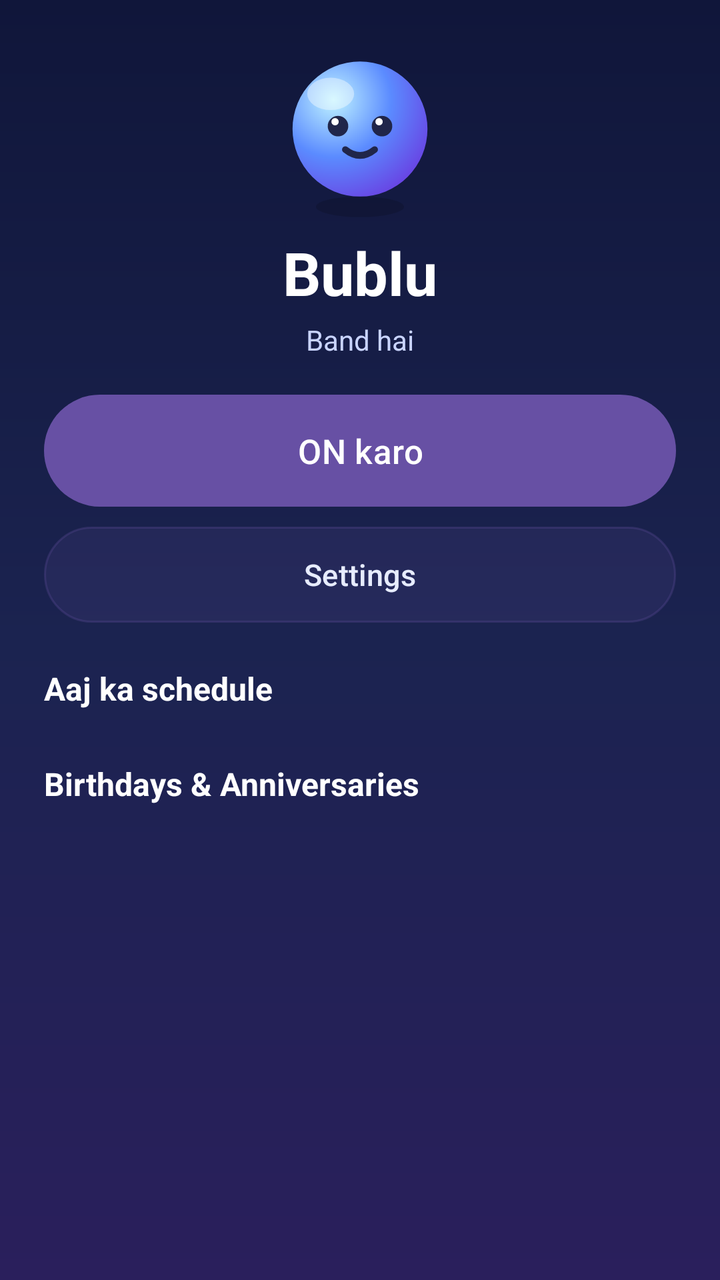
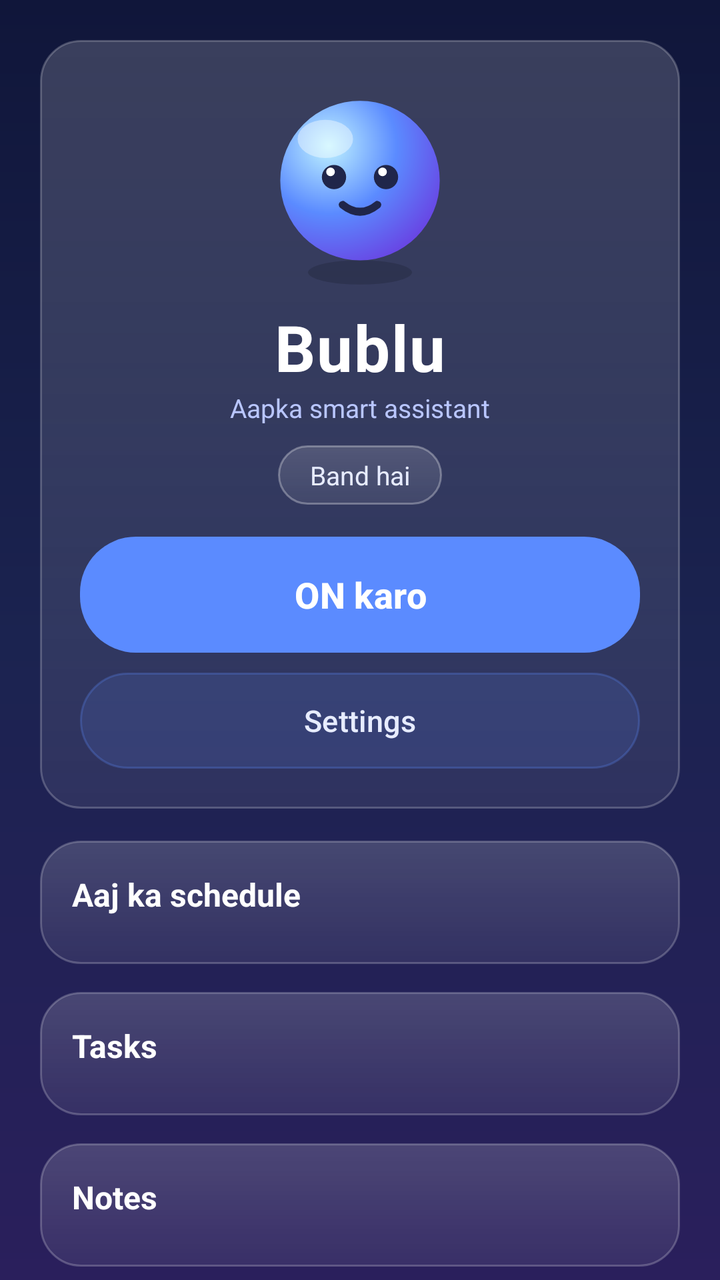

The first picture is an Android layout as it rendered before a commit; the second is the same layout after the commit. The layout source and the unified diff follow.
<!-- AndroidManifest.xml: application theme Theme.Mitra -->
<!-- res/layout/activity_main.xml -->
<?xml version="1.0" encoding="utf-8"?>
<ScrollView xmlns:android="http://schemas.android.com/apk/res/android"
    android:layout_width="match_parent"
    android:layout_height="match_parent"
    android:background="@drawable/bg_gradient"
    android:fillViewport="true">

    <LinearLayout
        android:layout_width="match_parent"
        android:layout_height="wrap_content"
        android:orientation="vertical"
        android:gravity="center_horizontal"
        android:padding="22dp">

        <ImageView
            android:layout_width="88dp"
            android:layout_height="88dp"
            android:src="@drawable/char_idle"
            android:contentDescription="Bublu" />

        <TextView
            android:layout_width="wrap_content"
            android:layout_height="wrap_content"
            android:layout_marginTop="6dp"
            android:text="Bublu"
            android:textColor="#FFFFFF"
            android:textStyle="bold"
            android:textSize="30sp" />

        <TextView
            android:id="@+id/statusTxt"
            android:layout_width="wrap_content"
            android:layout_height="wrap_content"
            android:layout_marginTop="4dp"
            android:text="Band hai"
            android:textColor="#C9D4FF"
            android:textSize="14sp" />

        <Button
            android:id="@+id/toggleBtn"
            android:layout_width="match_parent"
            android:layout_height="56dp"
            android:layout_marginTop="18dp"
            android:background="@drawable/btn_bg"
            android:text="ON karo"
            android:textAllCaps="false"
            android:textColor="#FFFFFF"
            android:textSize="17sp" />

        <Button
            android:id="@+id/setBtn"
            android:layout_width="match_parent"
            android:layout_height="48dp"
            android:layout_marginTop="10dp"
            android:background="@drawable/btn_soft"
            android:text="Settings"
            android:textAllCaps="false"
            android:textColor="#E7ECFF"
            android:textSize="15sp" />

        <TextView
            android:layout_width="match_parent"
            android:layout_height="wrap_content"
            android:layout_marginTop="22dp"
            android:text="Aaj ka schedule"
            android:textColor="#FFFFFF"
            android:textStyle="bold"
            android:textSize="16sp" />

        <LinearLayout
            android:id="@+id/schedBox"
            android:layout_width="match_parent"
            android:layout_height="wrap_content"
            android:orientation="vertical"
            android:layout_marginTop="6dp" />

        <TextView
            android:layout_width="match_parent"
            android:layout_height="wrap_content"
            android:layout_marginTop="20dp"
            android:text="Birthdays &amp; Anniversaries"
            android:textColor="#FFFFFF"
            android:textStyle="bold"
            android:textSize="16sp" />

        <LinearLayout
            android:id="@+id/eventBox"
            android:layout_width="match_parent"
            android:layout_height="wrap_content"
            android:orientation="vertical"
            android:layout_marginTop="6dp" />

    </LinearLayout>
</ScrollView>
<!-- resources referenced by this layout -->
<resources>
  <!-- drawable bg_gradient (drawable) -->
  <?xml version="1.0" encoding="utf-8"?>
  <shape xmlns:android="http://schemas.android.com/apk/res/android"
      android:shape="rectangle">
      <gradient
          android:startColor="#10163A"
          android:centerColor="#1B2350"
          android:endColor="#2A1F5C"
          android:angle="270" />
  </shape>
  <!-- drawable btn_bg (drawable) -->
  <?xml version="1.0" encoding="utf-8"?>
  <shape xmlns:android="http://schemas.android.com/apk/res/android"
      android:shape="rectangle">
      <gradient
          android:startColor="#4F7CFF"
          android:endColor="#7C3AED"
          android:angle="0" />
      <corners android:radius="28dp" />
  </shape>
  <!-- drawable btn_soft (drawable) -->
  <?xml version="1.0" encoding="utf-8"?>
  <shape xmlns:android="http://schemas.android.com/apk/res/android"
      android:shape="rectangle">
      <solid android:color="#22FFFFFF" />
      <corners android:radius="25dp" />
      <stroke
          android:width="1dp"
          android:color="#44FFFFFF" />
  </shape>
  <style name="Theme.Mitra" parent="Theme.Material3.DayNight.NoActionBar">
          <item name="android:statusBarColor">#10163A</item>
          <item name="android:windowBackground">#10163A</item>
      </style>
  <!-- unchanged entries left out for length: 1 -->
</resources>

<!-- the commit's change to res/layout/activity_main.xml (unified diff, before → after) -->
@@ -3,92 +3,179 @@
     android:layout_width="match_parent"
     android:layout_height="match_parent"
     android:background="@drawable/bg_gradient"
-    android:fillViewport="true">
+    android:fillViewport="true"
+    android:scrollbars="none">
 
     <LinearLayout
         android:layout_width="match_parent"
         android:layout_height="wrap_content"
         android:orientation="vertical"
-        android:gravity="center_horizontal"
-        android:padding="22dp">
-
-        <ImageView
-            android:layout_width="88dp"
-            android:layout_height="88dp"
-            android:src="@drawable/char_idle"
-            android:contentDescription="Bublu" />
-
-        <TextView
-            android:layout_width="wrap_content"
-            android:layout_height="wrap_content"
-            android:layout_marginTop="6dp"
-            android:text="Bublu"
-            android:textColor="#FFFFFF"
-            android:textStyle="bold"
-            android:textSize="30sp" />
-
-        <TextView
-            android:id="@+id/statusTxt"
-            android:layout_width="wrap_content"
-            android:layout_height="wrap_content"
-            android:layout_marginTop="4dp"
-            android:text="Band hai"
-            android:textColor="#C9D4FF"
-            android:textSize="14sp" />
-
-        <Button
-            android:id="@+id/toggleBtn"
-            android:layout_width="match_parent"
-            android:layout_height="56dp"
-            android:layout_marginTop="18dp"
-            android:background="@drawable/btn_bg"
-            android:text="ON karo"
-            android:textAllCaps="false"
-            android:textColor="#FFFFFF"
-            android:textSize="17sp" />
-
-        <Button
-            android:id="@+id/setBtn"
-            android:layout_width="match_parent"
-            android:layout_height="48dp"
-            android:layout_marginTop="10dp"
-            android:background="@drawable/btn_soft"
-            android:text="Settings"
-            android:textAllCaps="false"
-            android:textColor="#E7ECFF"
-            android:textSize="15sp" />
-
-        <TextView
-            android:layout_width="match_parent"
-            android:layout_height="wrap_content"
-            android:layout_marginTop="22dp"
-            android:text="Aaj ka schedule"
-            android:textColor="#FFFFFF"
-            android:textStyle="bold"
-            android:textSize="16sp" />
+        android:padding="20dp">
 
         <LinearLayout
-            android:id="@+id/schedBox"
             android:layout_width="match_parent"
             android:layout_height="wrap_content"
             android:orientation="vertical"
-            android:layout_marginTop="6dp" />
+            android:gravity="center_horizontal"
+            android:background="@drawable/card_ui"
+            android:padding="20dp">
 
-        <TextView
-            android:layout_width="match_parent"
-            android:layout_height="wrap_content"
-            android:layout_marginTop="20dp"
-            android:text="Birthdays &amp; Anniversaries"
-            android:textColor="#FFFFFF"
-            android:textStyle="bold"
-            android:textSize="16sp" />
+            <ImageView
+                android:layout_width="104dp"
+                android:layout_height="104dp"
+                android:src="@drawable/char_idle"
+                android:contentDescription="Bublu" />
+
+            <TextView
+                android:layout_width="wrap_content"
+                android:layout_height="wrap_content"
+                android:layout_marginTop="8dp"
+                android:text="Bublu"
+                android:textColor="#FFFFFF"
+                android:textStyle="bold"
+                android:textSize="32sp"
+                android:letterSpacing="0.02" />
+
+            <TextView
+                android:layout_width="wrap_content"
+                android:layout_height="wrap_content"
+                android:text="Aapka smart assistant"
+                android:textColor="#B9C6FF"
+                android:textSize="13sp" />
+
+            <TextView
+                android:id="@+id/statusTxt"
+                android:layout_width="wrap_content"
+                android:layout_height="wrap_content"
+                android:layout_marginTop="10dp"
+                android:background="@drawable/btn_grad2"
+                android:paddingLeft="16dp"
+                android:paddingRight="16dp"
+                android:paddingTop="6dp"
+                android:paddingBottom="6dp"
+                android:text="Band hai"
+                android:textColor="#E7ECFF"
+                android:textSize="13sp" />
+
+            <Button
+                android:id="@+id/toggleBtn"
+                android:layout_width="match_parent"
+                android:layout_height="58dp"
+                android:layout_marginTop="16dp"
+                android:background="@drawable/btn_bg"
+                android:text="ON karo"
+                android:textAllCaps="false"
+                android:textColor="#FFFFFF"
+                android:textSize="18sp"
+                android:textStyle="bold" />
+
+            <Button
+                android:id="@+id/setBtn"
+                android:layout_width="match_parent"
+                android:layout_height="48dp"
+                android:layout_marginTop="10dp"
+                android:background="@drawable/btn_soft"
+                android:text="Settings"
+                android:textAllCaps="false"
+                android:textColor="#E7ECFF"
+                android:textSize="15sp" />
+        </LinearLayout>
 
         <LinearLayout
-            android:id="@+id/eventBox"
             android:layout_width="match_parent"
             android:layout_height="wrap_content"
             android:orientation="vertical"
-            android:layout_marginTop="6dp" />
+            android:layout_marginTop="16dp"
+            android:background="@drawable/card_ui"
+            android:padding="16dp">
+
+            <TextView
+                android:layout_width="wrap_content"
+                android:layout_height="wrap_content"
+                android:text="Aaj ka schedule"
+                android:textColor="#FFFFFF"
+                android:textStyle="bold"
+                android:textSize="16sp" />
+
+            <LinearLayout
+                android:id="@+id/schedBox"
+                android:layout_width="match_parent"
+                android:layout_height="wrap_content"
+                android:orientation="vertical"
+                android:layout_marginTop="8dp" />
+        </LinearLayout>
+
+        <LinearLayout
+            android:layout_width="match_parent"
+            android:layout_height="wrap_content"
+            android:orientation="vertical"
+            android:layout_marginTop="14dp"
+            android:background="@drawable/card_ui"
+            android:padding="16dp">
+
+            <TextView
+                android:layout_width="wrap_content"
+                android:layout_height="wrap_content"
+                android:text="Tasks"
+                android:textColor="#FFFFFF"
+                android:textStyle="bold"
+                android:textSize="16sp" />
+
+            <LinearLayout
+                android:id="@+id/taskBox"
+                android:layout_width="match_parent"
+                android:layout_height="wrap_content"
+                android:orientation="vertical"
+                android:layout_marginTop="8dp" />
+        </LinearLayout>
+
+        <LinearLayout
+            android:layout_width="match_parent"
+            android:layout_height="wrap_content"
+            android:orientation="vertical"
+            android:layout_marginTop="14dp"
+            android:background="@drawable/card_ui"
+            android:padding="16dp">
+
+            <TextView
+                android:layout_width="wrap_content"
+                android:layout_height="wrap_content"
+                android:text="Notes"
+                android:textColor="#FFFFFF"
+                android:textStyle="bold"
+                android:textSize="16sp" />
+
+            <LinearLayout
+                android:id="@+id/noteBox"
+                android:layout_width="match_parent"
+                android:layout_height="wrap_content"
+                android:orientation="vertical"
+                android:layout_marginTop="8dp" />
+        </LinearLayout>
+
+        <LinearLayout
+            android:layout_width="match_parent"
+            android:layout_height="wrap_content"
+            android:orientation="vertical"
+            android:layout_marginTop="14dp"
+            android:background="@drawable/card_ui"
+            android:padding="16dp">
+
+            <TextView
+                android:layout_width="wrap_content"
+                android:layout_height="wrap_content"
+                android:text="Birthdays &amp; Anniversaries"
+                android:textColor="#FFFFFF"
+                android:textStyle="bold"
+                android:textSize="16sp" />
+
+            <LinearLayout
+                android:id="@+id/eventBox"
+                android:layout_width="match_parent"
+                android:layout_height="wrap_content"
+                android:orientation="vertical"
+                android:layout_marginTop="8dp" />
+        </LinearLayout>
 
     </LinearLayout>
 </ScrollView>
<!-- resource entries referenced after the edit -->
@@ -20,6 +20,19 @@
           android:angle="0" />
       <corners android:radius="28dp" />
   </shape>
+  <!-- drawable btn_grad2 (drawable) -->
+  <?xml version="1.0" encoding="utf-8"?>
+  <shape xmlns:android="http://schemas.android.com/apk/res/android"
+      android:shape="rectangle">
+      <gradient
+          android:startColor="#26FFFFFF"
+          android:endColor="#12FFFFFF"
+          android:angle="270" />
+      <corners android:radius="24dp" />
+      <stroke
+          android:width="1dp"
+          android:color="#4DFFFFFF" />
+  </shape>
   <!-- drawable btn_soft (drawable) -->
   <?xml version="1.0" encoding="utf-8"?>
   <shape xmlns:android="http://schemas.android.com/apk/res/android"
@@ -30,9 +43,32 @@
           android:width="1dp"
           android:color="#44FFFFFF" />
   </shape>
+  <!-- drawable card_ui (drawable) -->
+  <?xml version="1.0" encoding="utf-8"?>
+  <shape xmlns:android="http://schemas.android.com/apk/res/android"
+      android:shape="rectangle">
+      <gradient
+          android:startColor="#2BFFFFFF"
+          android:endColor="#12FFFFFF"
+          android:angle="270" />
+      <corners android:radius="20dp" />
+      <stroke
+          android:width="1dp"
+          android:color="#38FFFFFF" />
+  </shape>
   <style name="Theme.Mitra" parent="Theme.Material3.DayNight.NoActionBar">
           <item name="android:statusBarColor">#10163A</item>
+          <item name="android:navigationBarColor">#10163A</item>
           <item name="android:windowBackground">#10163A</item>
+          <item name="colorPrimary">#5B8BFF</item>
+          <item name="colorAccent">#7C3AED</item>
+          <item name="android:textColorPrimary">#1B2350</item>
+          <item name="alertDialogTheme">@style/BubluDialog</item>
+      </style>
+  <style name="BubluDialog" parent="ThemeOverlay.Material3.MaterialAlertDialog">
+          <item name="colorPrimary">#5B8BFF</item>
+          <item name="colorAccent">#7C3AED</item>
+          <item name="android:textColorPrimary">#1B2350</item>
       </style>
   <!-- unchanged entries left out for length: 1 -->
 </resources>
